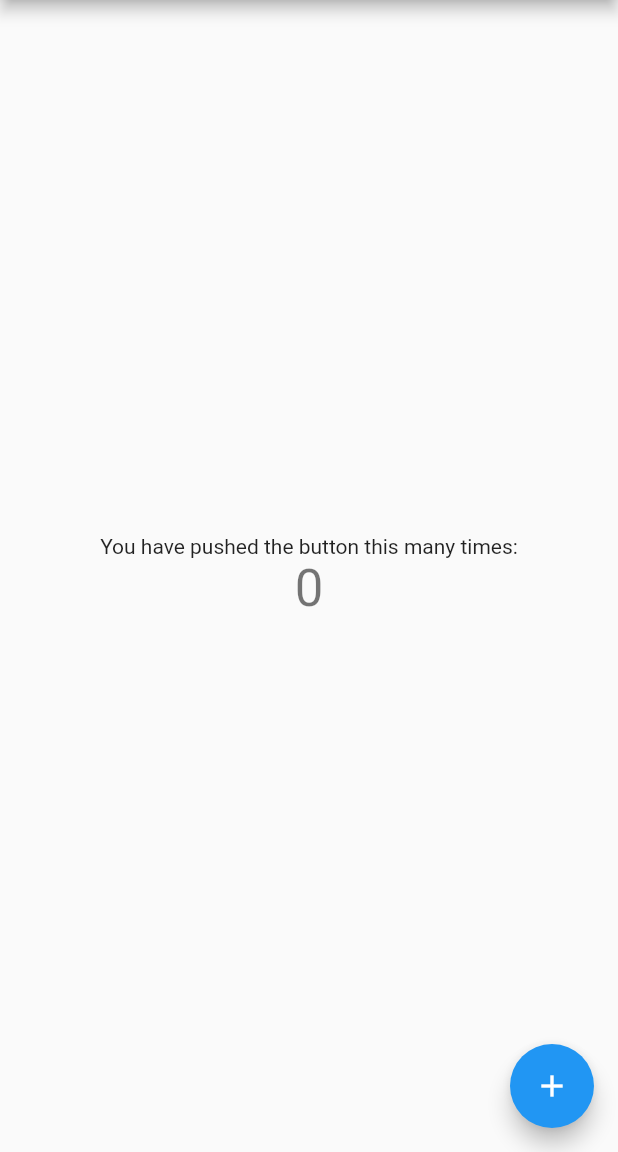
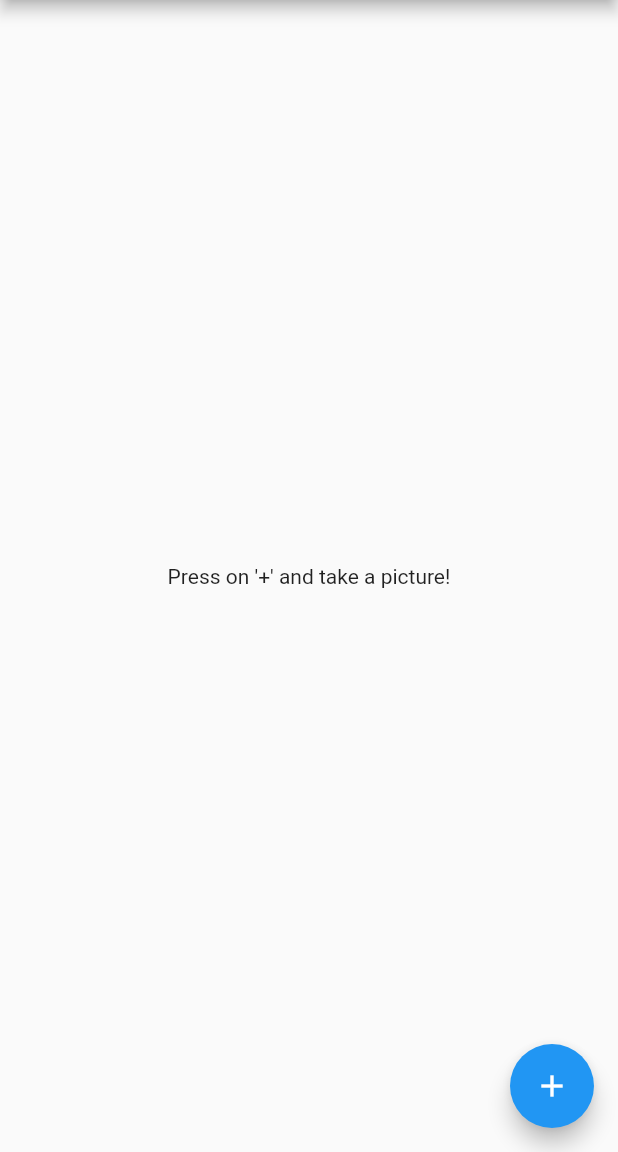
Before and after one commit to drcoconutphd/bushier2, a Flutter app: the screen it shows after launch, on a phone screen of 412 x 824 dp, the part 84-1236 px from its top. Run offline on Flutter 3.47's test engine with Material 2 defaults, Android fonts, the phone set to English and light mode, and no system bars; our stand-ins replace camera.

Commit message:
Camera: show captured picture on home

```diff
--- a/lib/views/capture.dart
+++ b/lib/views/capture.dart
@@ -60,7 +60,7 @@ class CaptureViewState extends State<CaptureView> {
             await Navigator.of(context).push(
               MaterialPageRoute(
                 builder: (context) => HomeView(
-                  // imagePath: image.path,
+                  imagePath: image.path,
                   title: 'Bushier2',
                   cameraDescription: widget.camera,
                 ),
--- a/lib/views/home.dart
+++ b/lib/views/home.dart
@@ -1,12 +1,16 @@
+import 'dart:io';
+
 import 'package:bushier2/views/capture.dart';
 import 'package:camera/camera.dart';
 import 'package:flutter/material.dart';
 
 class HomeView extends StatefulWidget {
   final CameraDescription cameraDescription;
+  final String? imagePath;
 
   const HomeView({
     Key? key,
+    this.imagePath,
     required this.title,
     required this.cameraDescription,
   }) : super(key: key);
@@ -45,13 +49,9 @@ class _HomeViewState extends State<HomeView> {
 
           mainAxisAlignment: MainAxisAlignment.center, // center children vertically
           children: <Widget>[
-            const Text(
-              'You have pushed the button this many times:',
-            ),
-            Text(
-              '$_counter',
-              style: Theme.of(context).textTheme.headline4,
-            ),
+            (widget.imagePath == null)
+              ? const Text("Press on '+' and take a picture!")
+              : Image.file(File(widget.imagePath!))
           ],
         ),
       ),
```
